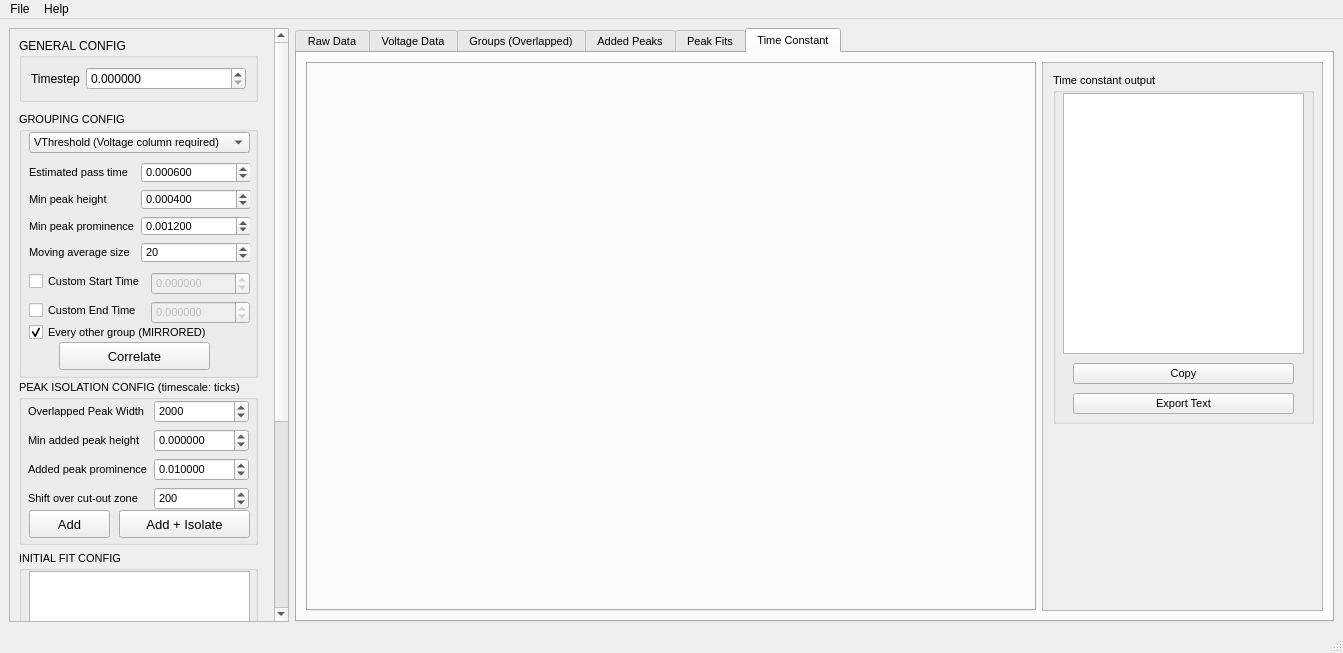
Qt form ui/mainwin.ui (turtlebasket/crds_analyzer) before a commit.
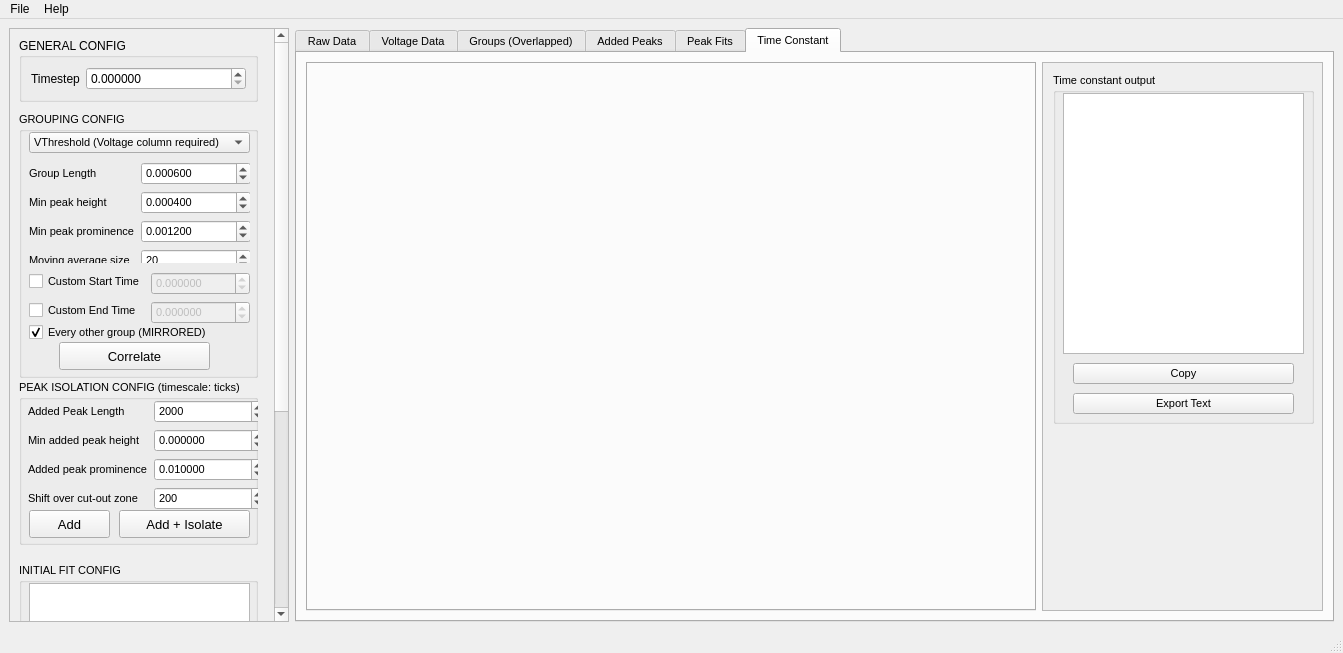
The same form after that commit. The open tabs and pages were chosen to show the change. Custom widgets are drawn as their Qt base class.

Commit message: tweak spacing & labels

Patch:
```diff
--- a/ui/mainwin.ui
+++ b/ui/mainwin.ui
@@ -41,7 +41,7 @@
          <x>0</x>
          <y>0</y>
          <width>261</width>
-         <height>878</height>
+         <height>909</height>
         </rect>
        </property>
        <layout class="QVBoxLayout" name="verticalLayout_2">
@@ -187,14 +187,14 @@
                <x>0</x>
                <y>0</y>
                <width>222</width>
-               <height>101</height>
+               <height>111</height>
               </rect>
              </property>
              <layout class="QFormLayout" name="formLayout">
               <item row="0" column="0">
                <widget class="QLabel" name="label_2">
                 <property name="text">
-                 <string>Estimated pass time</string>
+                 <string>Group Length</string>
                 </property>
                </widget>
               </item>
@@ -415,7 +415,7 @@
             <rect>
              <x>9</x>
              <y>20</y>
-             <width>221</width>
+             <width>238</width>
              <height>111</height>
             </rect>
            </property>
@@ -423,7 +423,7 @@
             <item row="0" column="0">
              <widget class="QLabel" name="label_7">
               <property name="text">
-               <string>Overlapped Peak Width</string>
+               <string>Added Peak Length</string>
               </property>
              </widget>
             </item>
@@ -551,7 +551,7 @@
           <property name="minimumSize">
            <size>
             <width>239</width>
-            <height>351</height>
+            <height>376</height>
            </size>
           </property>
           <property name="maximumSize">
```
Left out of the diff: 16 changed lines with no effect on the pictures.
